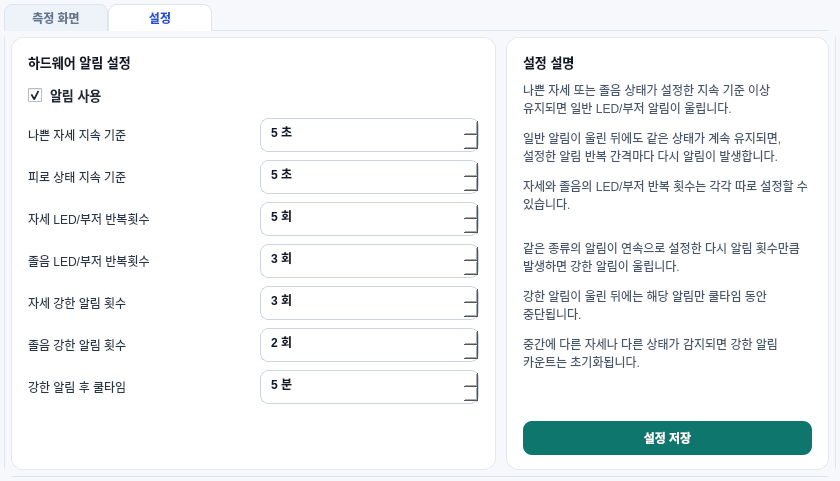
Before: the Qt Designer form WorkSpace/pyQt/ui/pocoApplication_Qss.ui in EmbeddedVisionPoseCoach/POCO, drawn with Qt 5.
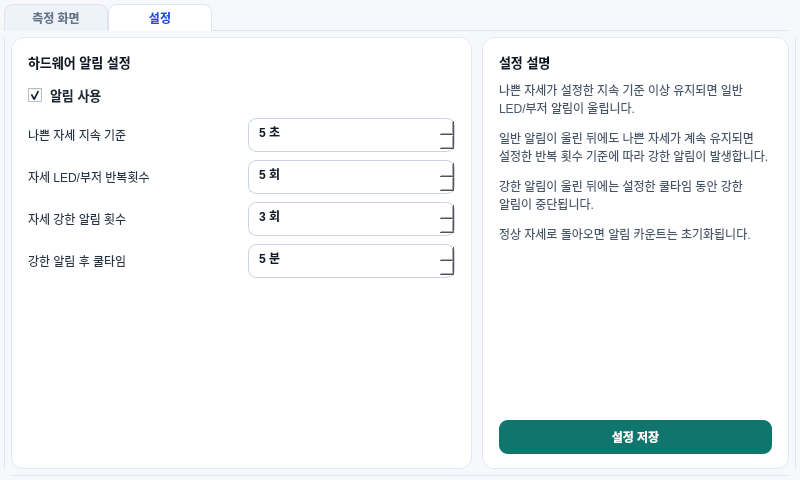
After: the same form once the commit is applied. The open tabs and pages were chosen to show the change.

The edit to the form file:
```diff
--- a/WorkSpace/pyQt/ui/pocoApplication_Qss.ui
+++ b/WorkSpace/pyQt/ui/pocoApplication_Qss.ui
@@ -6,8 +6,8 @@
    <rect>
     <x>0</x>
     <y>0</y>
-    <width>840</width>
-    <height>481</height>
+    <width>800</width>
+    <height>480</height>
    </rect>
   </property>
   <property name="minimumSize">
@@ -109,8 +109,15 @@
     font-weight: 800;
     line-height: 150%;
 }
-QLabel#label_CurrentPose,
-QLabel#label_CurrentFatigue,
+QLabel#label_CurrentPose {
+    background-color: #F8FAFC;
+    border: 1px solid #E2E8F0;
+    border-radius: 10px;
+    color: #111827;
+    font-size: 11pt;
+    font-weight: 800;
+    padding: 5px;
+}
 QLabel#label_totalsec {
     background-color: #F8FAFC;
     border: 1px solid #E2E8F0;
@@ -120,6 +127,15 @@
     font-weight: 800;
     padding: 5px;
 }
+QLabel#labelSensorMonitor {
+    background-color: #F8FAFC;
+    border: 1px solid #CBD5E1;
+    border-radius: 7px;
+    color: #334155;
+    font-size: 8pt;
+    font-weight: 700;
+    padding: 2px 5px;
+}
 QPushButton {
     background-color: #2563EB;
     color: white;
@@ -776,7 +792,7 @@
                  <property name="verticalSpacing">
                   <number>8</number>
                  </property>
-                 <item row="2" column="1">
+                 <item row="1" column="1">
                   <widget class="QSpinBox" name="spinPostureAlertCount">
                    <property name="suffix">
                     <string> 회</string>
@@ -792,7 +808,7 @@
                    </property>
                   </widget>
                  </item>
-                 <item row="4" column="0">
+                 <item row="2" column="0">
                   <widget class="QLabel" name="labelPostureStrongLimitTitle">
                    <property name="text">
                     <string>자세 강한 알림 횟수</string>
@@ -802,42 +818,6 @@
                    </property>
                   </widget>
                  </item>
-                 <item row="5" column="0">
-                  <widget class="QLabel" name="labelDrowsyStrongLimitTitle">
-                   <property name="text">
-                    <string>졸음 강한 알림 횟수</string>
-                   </property>
-                   <property name="alignment">
-                    <set>Qt::AlignLeading|Qt::AlignLeft|Qt::AlignVCenter</set>
-                   </property>
-                  </widget>
-                 </item>
-                 <item row="3" column="1">
-                  <widget class="QSpinBox" name="spinDrowsyAlertCount">
-                   <property name="suffix">
-                    <string> 회</string>
-                   </property>
-                   <property name="minimum">
-                    <number>1</number>
-                   </property>
-                   <property name="maximum">
-                    <number>20</number>
-                   </property>
-                   <property name="value">
-                    <number>3</number>
-                   </property>
-                  </widget>
-                 </item>
-                 <item row="3" column="0">
-                  <widget class="QLabel" name="labelDrowsyAlertCountTitle">
-                   <property name="text">
-                    <string>졸음 LED/부저 반복횟수</string>
-                   </property>
-                   <property name="alignment">
-                    <set>Qt::AlignLeading|Qt::AlignLeft|Qt::AlignVCenter</set>
-                   </property>
-                  </widget>
-                 </item>
                  <item row="0" column="1">
                   <widget class="QSpinBox" name="spinBadPostureDurationSec">
                    <property name="suffix">
@@ -854,7 +834,7 @@
                    </property>
                   </widget>
                  </item>
-                 <item row="6" column="0">
+                 <item row="3" column="0">
                   <widget class="QLabel" name="labelStrongCooldownTitle">
                    <property name="text">
                     <string>강한 알림 후 쿨타임</string>
@@ -864,7 +844,7 @@
                    </property>
                   </widget>
                  </item>
-                 <item row="4" column="1">
+                 <item row="2" column="1">
                   <widget class="QSpinBox" name="spinPostureStrongLimit">
                    <property name="suffix">
                     <string> 회</string>
@@ -880,7 +860,7 @@
                    </property>
                   </widget>
                  </item>
-                 <item row="6" column="1">
+                 <item row="3" column="1">
                   <widget class="QSpinBox" name="spinStrongAlertCooldownMin">
                    <property name="suffix">
                     <string> 분</string>
@@ -897,16 +877,6 @@
                   </widget>
                  </item>
                  <item row="1" column="0">
-                  <widget class="QLabel" name="labelFatigueDurationTitle">
-                   <property name="text">
-                    <string>피로 상태 지속 기준</string>
-                   </property>
-                   <property name="alignment">
-                    <set>Qt::AlignLeading|Qt::AlignLeft|Qt::AlignVCenter</set>
-                   </property>
-                  </widget>
-                 </item>
-                 <item row="2" column="0">
                   <widget class="QLabel" name="labelPostureAlertCountTitle">
                    <property name="text">
                     <string>자세 LED/부저 반복횟수</string>
@@ -916,38 +886,6 @@
                    </property>
                   </widget>
                  </item>
-                 <item row="1" column="1">
-                  <widget class="QSpinBox" name="spinFatigueDurationSec">
-                   <property name="suffix">
-                    <string> 초</string>
-                   </property>
-                   <property name="minimum">
-                    <number>1</number>
-                   </property>
-                   <property name="maximum">
-                    <number>300</number>
-                   </property>
-                   <property name="value">
-                    <number>5</number>
-                   </property>
-                  </widget>
-                 </item>
-                 <item row="5" column="1">
-                  <widget class="QSpinBox" name="spinDrowsyStrongLimit">
-                   <property name="suffix">
-                    <string> 회</string>
-                   </property>
-                   <property name="minimum">
-                    <number>1</number>
-                   </property>
-                   <property name="maximum">
-                    <number>20</number>
-                   </property>
-                   <property name="value">
-                    <number>2</number>
-                   </property>
-                  </widget>
-                 </item>
                  <item row="0" column="0">
                   <widget class="QLabel" name="labelBadPostureDurationTitle">
                    <property name="text">
@@ -1004,7 +942,7 @@
                <item>
                 <widget class="QLabel" name="settingsHelpText">
                  <property name="text">
-                  <string>&lt;html&gt;&lt;head/&gt;&lt;body&gt;&lt;p&gt;나쁜 자세 또는 졸음 상태가 설정한 지속 기준 이상 유지되면 일반 LED/부저 알림이 울립니다.&lt;/p&gt;&lt;p&gt;일반 알림이 울린 뒤에도 같은 상태가 계속 유지되면, 설정한 알림 반복 간격마다 다시 알림이 발생합니다.&lt;/p&gt;&lt;p&gt;자세와 졸음의 LED/부저 반복 횟수는 각각 따로 설정할 수 있습니다.&lt;/p&gt;&lt;p&gt;&lt;br/&gt;같은 종류의 알림이 연속으로 설정한 다시 알림 횟수만큼 발생하면 강한 알림이 울립니다.&lt;/p&gt;&lt;p&gt;강한 알림이 울린 뒤에는 해당 알림만 쿨타임 동안 중단됩니다.&lt;/p&gt;&lt;p&gt;중간에 다른 자세나 다른 상태가 감지되면 강한 알림 카운트는 초기화됩니다.&lt;/p&gt;&lt;/body&gt;&lt;/html&gt;</string>
+                  <string>&lt;html&gt;&lt;head/&gt;&lt;body&gt;&lt;p&gt;나쁜 자세가 설정한 지속 기준 이상 유지되면 일반 LED/부저 알림이 울립니다.&lt;/p&gt;&lt;p&gt;일반 알림이 울린 뒤에도 나쁜 자세가 계속 유지되면 설정한 반복 횟수 기준에 따라 강한 알림이 발생합니다.&lt;/p&gt;&lt;p&gt;강한 알림이 울린 뒤에는 설정한 쿨타임 동안 강한 알림이 중단됩니다.&lt;/p&gt;&lt;p&gt;정상 자세로 돌아오면 알림 카운트는 초기화됩니다.&lt;/p&gt;&lt;/body&gt;&lt;/html&gt;</string>
                  </property>
                  <property name="alignment">
                   <set>Qt::AlignLeading|Qt::AlignLeft|Qt::AlignTop</set>
```
Left out of the diff: 73 changed lines with no effect on the pictures.
